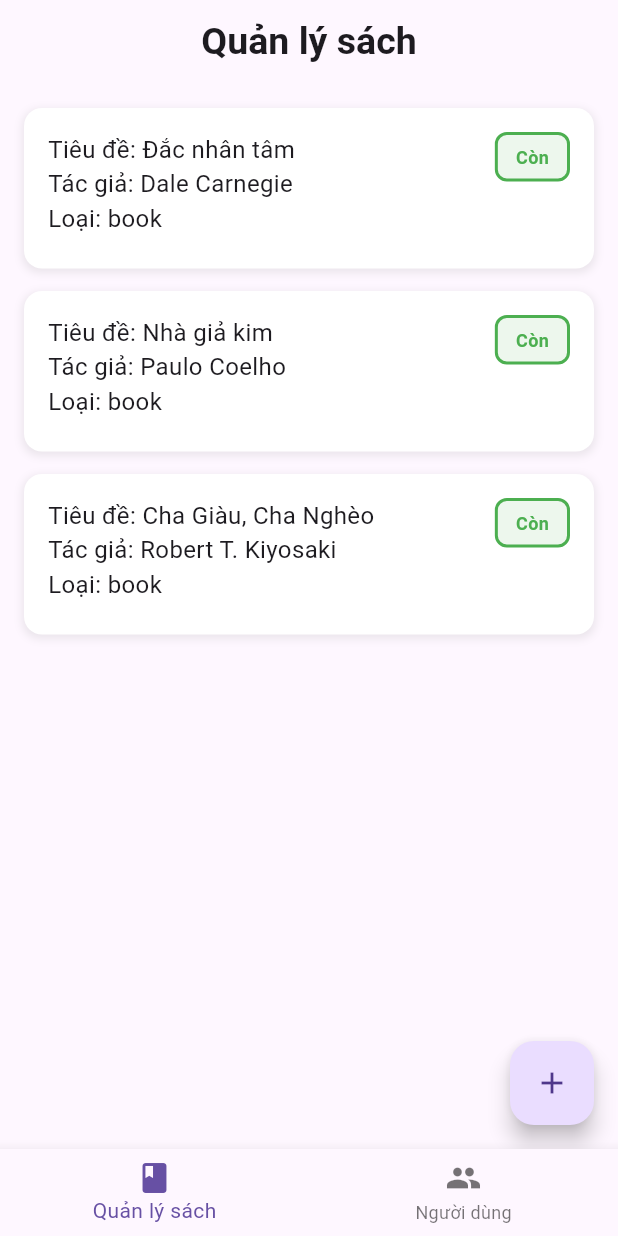
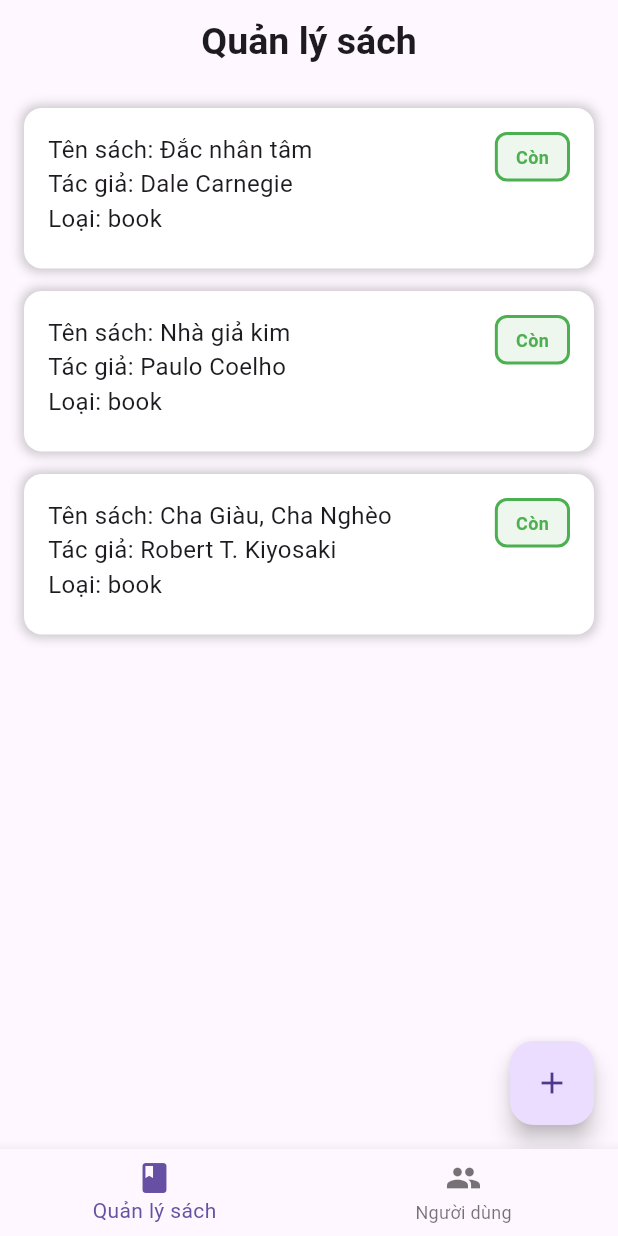
Before and after one commit to DannyTuanAnh/BaiTap_LTTBDD, a Flutter app: the screen it shows after launch, on a phone screen of 412 x 824 dp. Run offline on Flutter 3.47's test engine with Material 3 defaults, Android fonts, the light colour scheme and no system bars.

Commit message:
update code

```diff
--- a/library_manage_072205000267_trantuananh/lib/model/book.dart
+++ b/library_manage_072205000267_trantuananh/lib/model/book.dart
@@ -22,5 +22,5 @@ class Book extends LibraryItem implements Borrowable {
   }
 
   @override
-  String get displayInfo => 'Tiêu đề: $title \nTác giả: $author \nLoại: $type';
+  String get displayInfo => 'Tên sách: $title \nTác giả: $author \nLoại: $type';
 }
--- a/library_manage_072205000267_trantuananh/lib/screen/book_manage_screen.dart
+++ b/library_manage_072205000267_trantuananh/lib/screen/book_manage_screen.dart
@@ -96,10 +96,10 @@ class _BookManagementScreenState extends State<BookManagementScreen> {
               borderRadius: BorderRadius.circular(12),
               boxShadow: [
                 BoxShadow(
-                  color: Colors.grey.withOpacity(0.2),
-                  spreadRadius: 1,
-                  blurRadius: 4,
-                  offset: const Offset(0, 2),
+                  color: const Color.fromARGB(255, 0, 0, 0).withOpacity(0.2),
+                  spreadRadius: 2,
+                  blurRadius: 5,
+                  offset: Offset.zero,
                 ),
               ],
             ),
```
